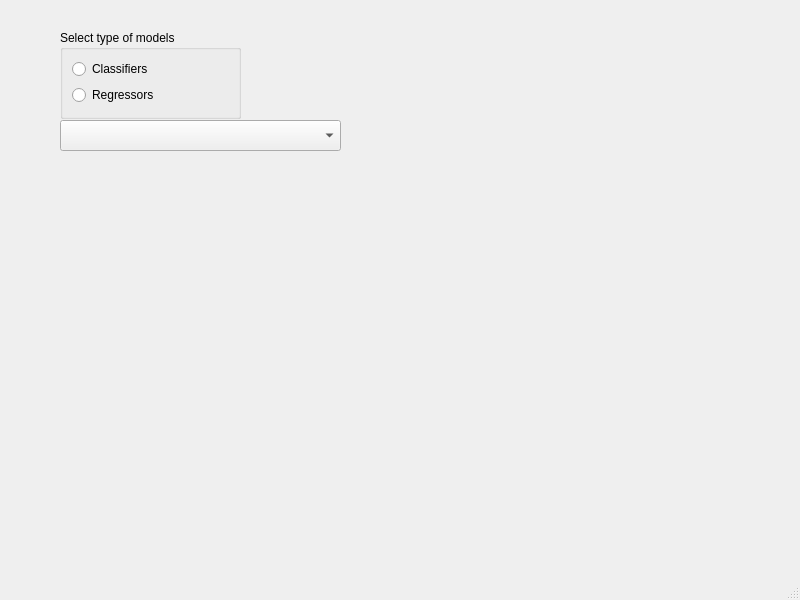
Qt form synthedge/gui/qt/untitled.ui (bruggor10/SynthEdge) before a commit.
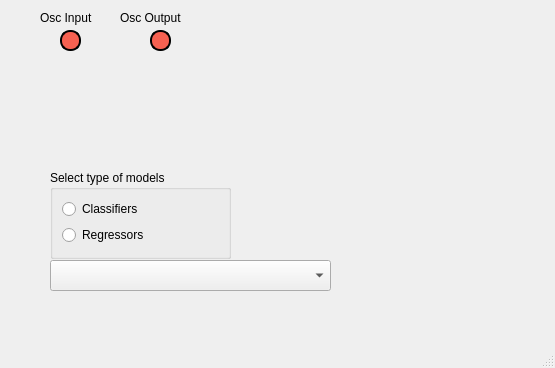
The same form after that commit.

What changed in the file:
```diff
--- a/synthedge/gui/qt/untitled.ui
+++ b/synthedge/gui/qt/untitled.ui
@@ -6,8 +6,8 @@
    <rect>
     <x>0</x>
     <y>0</y>
-    <width>800</width>
-    <height>600</height>
+    <width>555</width>
+    <height>368</height>
    </rect>
   </property>
   <property name="windowTitle">
@@ -17,8 +17,8 @@
    <widget class="QGroupBox" name="groupBox">
     <property name="geometry">
      <rect>
-      <x>60</x>
-      <y>30</y>
+      <x>50</x>
+      <y>170</y>
       <width>181</width>
       <height>89</height>
      </rect>
@@ -49,13 +49,83 @@
    <widget class="QComboBox" name="models">
     <property name="geometry">
      <rect>
-      <x>60</x>
-      <y>120</y>
+      <x>50</x>
+      <y>260</y>
       <width>281</width>
       <height>31</height>
      </rect>
     </property>
    </widget>
+   <widget class="QLabel" name="data_in_blink">
+    <property name="geometry">
+     <rect>
+      <x>60</x>
+      <y>30</y>
+      <width>21</width>
+      <height>21</height>
+     </rect>
+    </property>
+    <property name="autoFillBackground">
+     <bool>false</bool>
+    </property>
+    <property name="styleSheet">
+     <string notr="true">background-color: rgb(246, 97, 81);
+border-color: rgb(119, 118, 123);
+border-radius: 10px;
+border: 2px solid;</string>
+    </property>
+    <property name="text">
+     <string/>
+    </property>
+   </widget>
+   <widget class="QLabel" name="label">
+    <property name="geometry">
+     <rect>
+      <x>40</x>
+      <y>10</y>
+      <width>58</width>
+      <height>15</height>
+     </rect>
+    </property>
+    <property name="text">
+     <string>Osc Input</string>
+    </property>
+   </widget>
+   <widget class="QLabel" name="label_2">
+    <property name="geometry">
+     <rect>
+      <x>120</x>
+      <y>10</y>
+      <width>71</width>
+      <height>16</height>
+     </rect>
+    </property>
+    <property name="text">
+     <string>Osc Output</string>
+    </property>
+   </widget>
+   <widget class="QLabel" name="data_out_blink">
+    <property name="geometry">
+     <rect>
+      <x>150</x>
+      <y>30</y>
+      <width>21</width>
+      <height>21</height>
+     </rect>
+    </property>
+    <property name="autoFillBackground">
+     <bool>false</bool>
+    </property>
+    <property name="styleSheet">
+     <string notr="true">background-color: rgb(246, 97, 81);
+border-color: rgb(119, 118, 123);
+border-radius: 10px;
+border: 2px solid;</string>
+    </property>
+    <property name="text">
+     <string/>
+    </property>
+   </widget>
   </widget>
   <widget class="QMenuBar" name="menubar">
    <property name="geometry">
```
Left out of the diff: 4 changed lines with no effect on the pictures.
